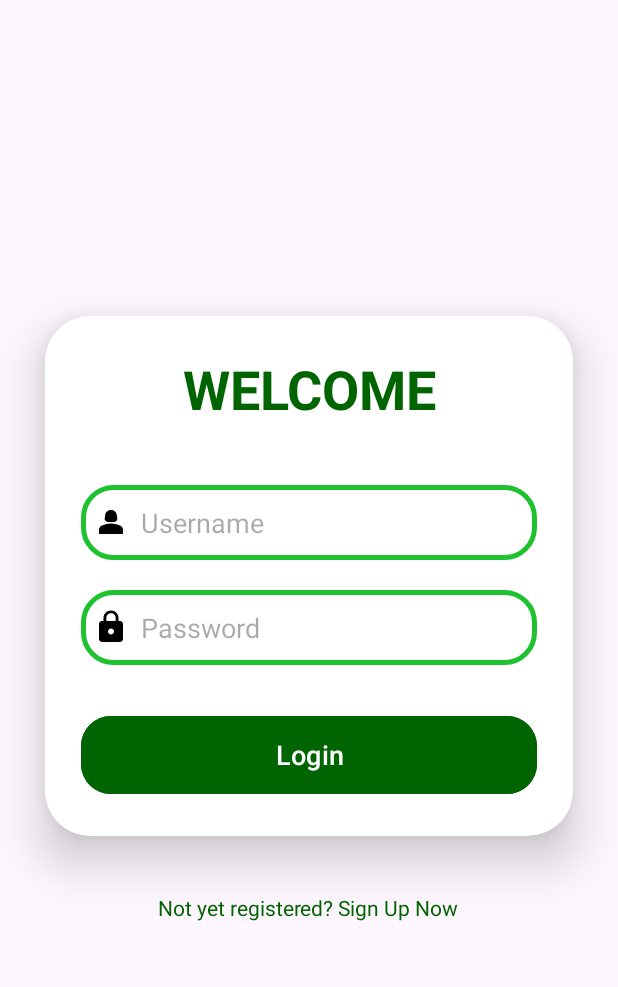
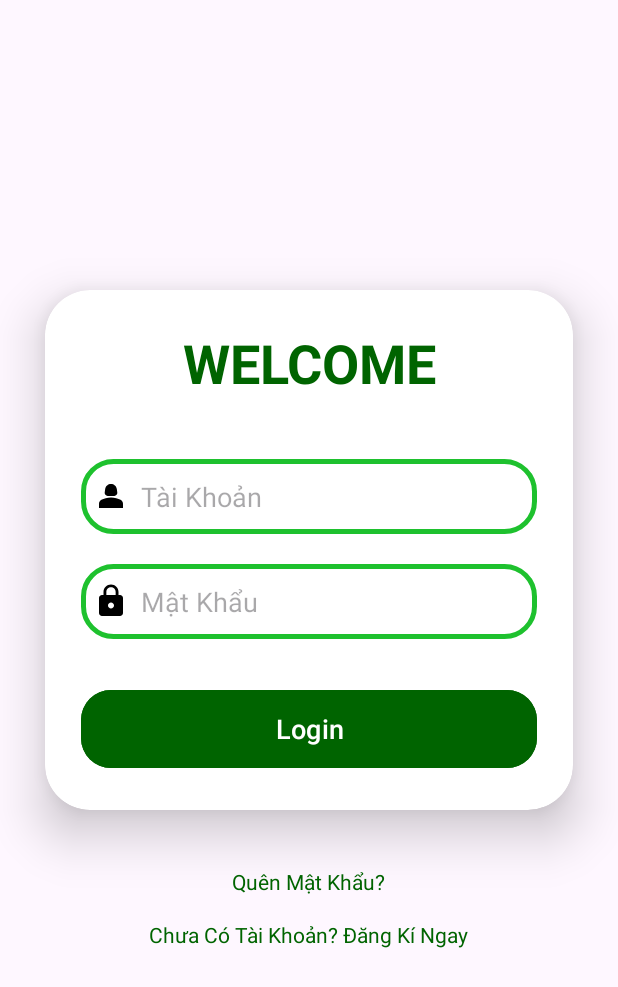
Before and after one commit to Longvu003/shopquanao, an Android app: the DangNhapActivity screen opened directly, with no data from a screen before it, on a phone screen of 412 x 824 dp. Shown: the top 987 px of the screen. Run offline under Robolectric (Android 15) with nearby library versions, the phone set to English and light mode, and no system bars.

Commit message:
dang nhap

```diff
--- a/app/src/main/res/layout/activity_dang_nhap.xml
+++ b/app/src/main/res/layout/activity_dang_nhap.xml
@@ -39,7 +39,7 @@
                 android:background="@drawable/custom_edittext"
                 android:drawableLeft="@drawable/ic_baseline_person_24"
                 android:drawablePadding="8dp"
-                android:hint="Username"
+                android:hint="Tài Khoản"
                 android:padding="8dp"
                 android:textColor="@color/black"
                 android:textColorHighlight="@color/cardview_dark_background"
@@ -51,7 +51,7 @@
                 android:background="@drawable/custom_edittext"
                 android:drawableLeft="@drawable/ic_baseline_lock_24"
                 android:drawablePadding="8dp"
-                android:hint="Password"
+                android:hint="Mật Khẩu"
                 android:padding="8dp"
                 android:inputType="textPassword"
                 android:textColor="@color/black"
@@ -72,7 +72,16 @@
         android:layout_width="wrap_content"
         android:layout_height="wrap_content"
         android:padding="8dp"
-        android:text="Not yet registered? Sign Up Now"
+        android:text="Quên Mật Khẩu?"
+        android:textSize="14sp"
+        android:textAlignment="center"
+        android:id="@+id/ForgotText"
+        android:textColor="#006400"/>
+    <TextView
+        android:layout_width="wrap_content"
+        android:layout_height="wrap_content"
+        android:padding="8dp"
+        android:text="Chưa Có Tài Khoản? Đăng Kí Ngay"
         android:textSize="14sp"
         android:textAlignment="center"
         android:id="@+id/signupText"
```
